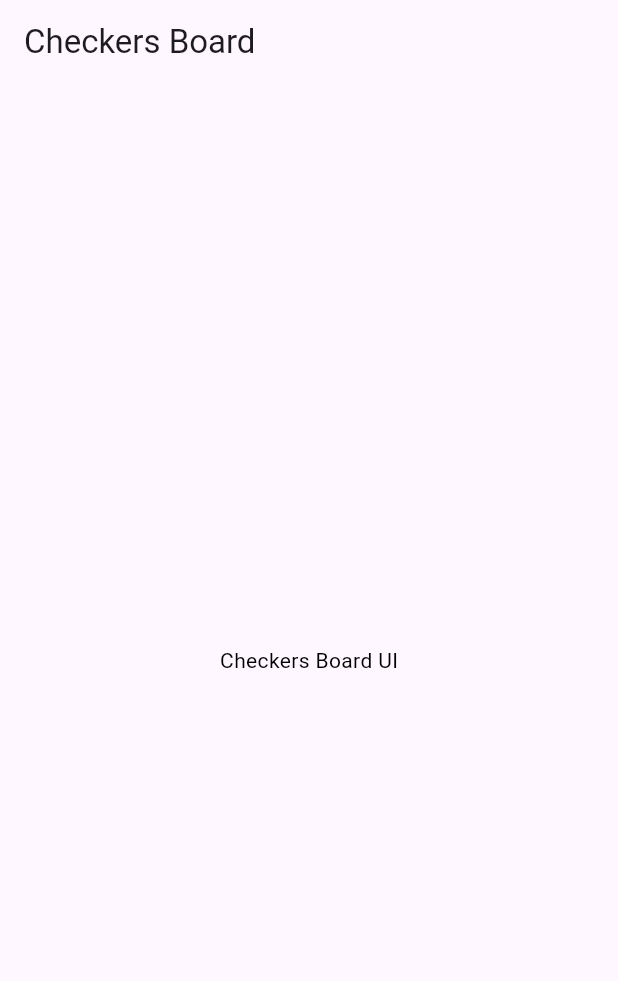
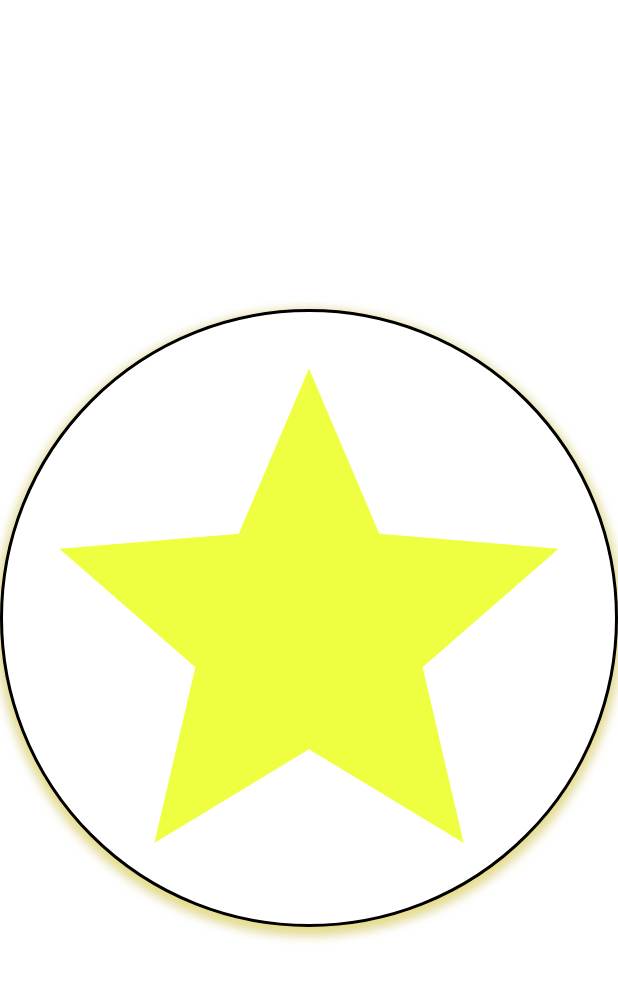
Before and after one commit to ushanvidu/Checkers_Game, a Flutter app: the screen it shows after launch, on a phone screen of 412 x 824 dp. Shown: the top 981 px of the screen. Run offline on Flutter 3.47's test engine with Material 3 defaults, Android fonts, the light colour scheme and no system bars.

Commit message:
Square class and piece class

```diff
--- /dev/null
+++ b/lib/Piece.dart
@@ -0,0 +1,63 @@
+import 'package:flutter/material.dart';
+
+
+class Piece  extends StatelessWidget {
+
+
+  final bool isKing;
+  final String color;
+  final double size;
+
+  const Piece({
+    Key? key,
+    this.color='white',
+
+    this.isKing = true,
+    this.size=40.0,
+
+
+  }): super(key: key);
+
+
+  @override
+  Widget build(BuildContext context) {
+    return Container(
+      width: size,
+      height:size,
+      decoration: BoxDecoration(
+        shape: BoxShape.circle,
+        color: color == 'white' ? Colors.white : Colors.black,
+        boxShadow: [
+          BoxShadow(
+            color: Colors.grey.withOpacity(0.5),
+            spreadRadius: 2,
+            blurRadius: 5,
+            offset: const Offset(0, 3), // changes position of shadow
+          ),
+          if (isKing)
+          BoxShadow(
+            color: Colors.yellow.withOpacity(0.5),
+            spreadRadius: 2,
+            blurRadius: 5,
+            offset: const Offset(0, 3), // changes position of shadow
+          ),
+
+
+    ],
+      border: Border.all(color: Color(0xff000000),width: 2),),
+      child: isKing
+      ?Center(
+        child: Icon(
+          Icons.star,
+            color: Colors.limeAccent,
+            size: size*10,),
+      ):null
+
+
+
+
+
+    );
+
+  }
+}
--- a/lib/main.dart
+++ b/lib/main.dart
@@ -1,4 +1,5 @@
-import 'package:checkers_game/board.dart';
+import 'package:checkers_game/Piece.dart';
+
 import 'package:flutter/material.dart';
 
 void main() {
@@ -17,7 +18,7 @@ class MyApp extends StatelessWidget {
 
         colorScheme: ColorScheme.fromSeed(seedColor: Colors.deepPurple),
       ),
-      home: const Board(),
+      home: const Piece(),
     );
   }
 }
--- a/lib/peice.dart
+++ /dev/null
@@ -1,20 +0,0 @@
-import 'package:flutter/material.dart';
-class Peice extends StatelessWidget {
-
-  final int id;
-  final Color color;
-  final bool isKing;
-  Sqaure? position;
-
-  const Peice({super.key,
-  required this.id,
-  required this.color,
-  required this.isKing,
-  required this.position,});
-
-
-  @override
-  Widget build(BuildContext context) {
-    return const Placeholder();
-  }
-}
```
